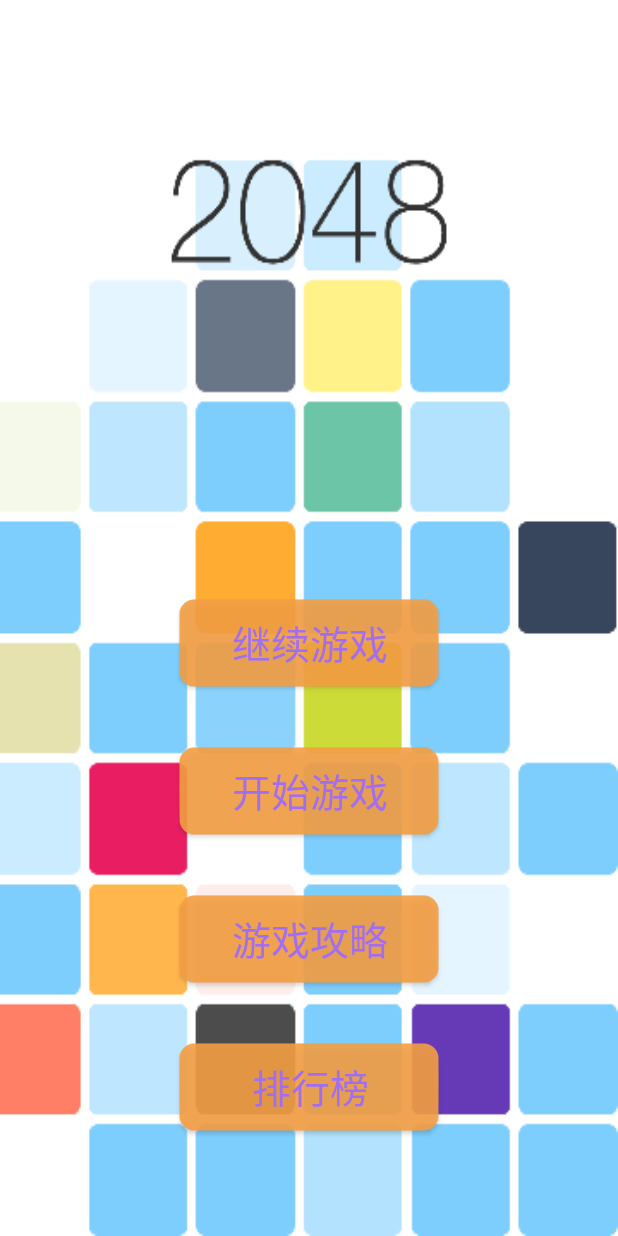
After one commit to HouJie1006/2048, an Android app: the LoginActivity screen opened directly, with no data from a screen before it, on a phone screen of 412 x 824 dp. The commit adds this screen. Run offline under Robolectric (Android 15) with nearby library versions, the phone set to English and light mode, and no system bars.

Commit message:
新增login

```diff
--- a/app/src/main/AndroidManifest.xml
+++ b/app/src/main/AndroidManifest.xml
@@ -5,15 +5,16 @@
     android:sharedUserId="com.c">
 
     <application
-        android:name="kylec.hj.g2048.app.Config"
+        android:name=".app.Config"
         android:allowBackup="false"
         android:icon="@mipmap/ic_launcher"
         android:label="@string/app_name"
         android:roundIcon="@mipmap/ic_launcher_round"
         android:theme="@style/AppTheme"
         tools:ignore="GoogleAppIndexingWarning">
+        <activity android:name=".LoginActivity"></activity>
         <activity
-            android:name="kylec.hj.g2048.SplashActivity"
+            android:name=".SplashActivity"
             android:screenOrientation="portrait"
             android:theme="@style/SplashTheme">
             <intent-filter>
@@ -23,7 +24,7 @@
             </intent-filter>
         </activity>
         <activity
-            android:name="kylec.hj.g2048.GameActivity"
+            android:name=".GameActivity"
             android:screenOrientation="portrait" />
     </application>
 
--- a/app/src/main/java/kylec/hj/g2048/GameActivity.java
+++ b/app/src/main/java/kylec/hj/g2048/GameActivity.java
@@ -186,6 +186,7 @@ public class GameActivity extends AppCompatActivity {
         }
         if (gameTime != null){
             gameTime.cancel();
+            gameTime.purge();
             gameTime = null;
         }
         super.onDestroy();
--- /dev/null
+++ b/app/src/main/java/kylec/hj/g2048/LoginActivity.java
@@ -0,0 +1,14 @@
+package kylec.hj.g2048;
+
+import androidx.appcompat.app.AppCompatActivity;
+
+import android.os.Bundle;
+
+public class LoginActivity extends AppCompatActivity {
+
+    @Override
+    protected void onCreate(Bundle savedInstanceState) {
+        super.onCreate(savedInstanceState);
+        setContentView(R.layout.activity_login);
+    }
+}
--- /dev/null
+++ b/app/src/main/res/drawable/btn_login.xml
@@ -0,0 +1,6 @@
+<?xml version="1.0" encoding="utf-8"?>
+<selector xmlns:android="http://schemas.android.com/apk/res/android">
+    <item android:state_focused="true" android:drawable="@drawable/login5" />
+    <item android:state_pressed="true" android:drawable="@drawable/login5"/>
+    <item android:drawable="@drawable/login"/>
+</selector>
--- /dev/null
+++ b/app/src/main/res/layout-v21/activity_login.xml
@@ -0,0 +1,68 @@
+<?xml version="1.0" encoding="utf-8"?>
+<RelativeLayout xmlns:android="http://schemas.android.com/apk/res/android"
+    xmlns:tools="http://schemas.android.com/tools"
+    android:orientation="vertical"
+    android:layout_width="match_parent"
+    android:layout_height="match_parent"
+    android:background="@drawable/back_login"
+    tools:context="kylec.hj.g2048.LoginActivity">
+
+    <LinearLayout
+        android:layout_width="wrap_content"
+        android:layout_height="wrap_content"
+        android:layout_alignParentBottom="true"
+        android:layout_centerInParent="true"
+        android:layout_marginBottom="50dp"
+        android:orientation="vertical">
+
+        <Button
+
+            android:id="@+id/continue_btn"
+            android:layout_width="match_parent"
+            android:layout_height="wrap_content"
+            android:layout_margin="20dp"
+            android:background="@drawable/btn_login"
+            android:gravity="center"
+            android:text="继续游戏"
+            android:textColor="@color/purple"
+            android:textSize="26sp" />
+
+        <Button
+
+            android:id="@+id/startGame"
+            android:layout_width="match_parent"
+            android:layout_height="wrap_content"
+            android:layout_margin="20dp"
+            android:background="@drawable/btn_login"
+            android:gravity="center"
+            android:text="@string/start_game"
+            android:textColor="@color/purple"
+            android:textSize="26sp" />
+
+        <Button
+
+            android:id="@+id/gameInfo"
+            android:layout_width="match_parent"
+            android:layout_height="wrap_content"
+            android:layout_margin="20dp"
+            android:background="@drawable/btn_login"
+            android:gravity="center"
+            android:text="@string/game_info"
+            android:textColor="@color/purple"
+            android:textSize="26sp" />
+
+
+        <Button
+
+            android:id="@+id/startCharts"
+            android:layout_width="match_parent"
+            android:layout_height="wrap_content"
+            android:layout_margin="20dp"
+            android:background="@drawable/btn_login"
+            android:gravity="center"
+            android:text="@string/start_charts"
+            android:textColor="@color/purple"
+            android:textSize="26sp" />
+    </LinearLayout>
+
+</RelativeLayout>
--- /dev/null
+++ b/app/src/main/res/layout/activity_login.xml
@@ -0,0 +1,68 @@
+<?xml version="1.0" encoding="utf-8"?>
+<RelativeLayout xmlns:android="http://schemas.android.com/apk/res/android"
+    xmlns:tools="http://schemas.android.com/tools"
+    android:orientation="vertical"
+    android:layout_width="match_parent"
+    android:layout_height="match_parent"
+    android:background="@drawable/back_login"
+    tools:context="kylec.hj.g2048.LoginActivity">
+
+    <LinearLayout
+        android:layout_width="wrap_content"
+        android:layout_height="wrap_content"
+        android:layout_alignParentBottom="true"
+        android:layout_centerInParent="true"
+        android:layout_marginBottom="50dp"
+        android:orientation="vertical">
+
+        <Button
+
+            android:id="@+id/continue_btn"
+            android:layout_width="match_parent"
+            android:layout_height="wrap_content"
+            android:layout_margin="20dp"
+            android:background="@drawable/btn_login"
+            android:gravity="center"
+            android:text="继续游戏"
+            android:textColor="@color/purple"
+            android:textSize="26sp" />
+
+        <Button
+
+            android:id="@+id/startGame"
+            android:layout_width="match_parent"
+            android:layout_height="wrap_content"
+            android:layout_margin="20dp"
+            android:background="@drawable/btn_login"
+            android:gravity="center"
+            android:text="@string/start_game"
+            android:textColor="@color/purple"
+            android:textSize="26sp" />
+
+        <Button
+
+            android:id="@+id/gameInfo"
+            android:layout_width="match_parent"
+            android:layout_height="wrap_content"
+            android:layout_margin="20dp"
+            android:background="@drawable/btn_login"
+            android:gravity="center"
+            android:text="@string/game_info"
+            android:textColor="@color/purple"
+            android:textSize="26sp" />
+
+
+        <Button
+
+            android:id="@+id/startCharts"
+            android:layout_width="match_parent"
+            android:layout_height="wrap_content"
+            android:layout_margin="20dp"
+            android:background="@drawable/btn_login"
+            android:gravity="center"
+            android:text="@string/start_charts"
+            android:textColor="@color/purple"
+            android:textSize="26sp" />
+    </LinearLayout>
+
+</RelativeLayout>
--- a/app/src/main/res/values/colors.xml
+++ b/app/src/main/res/values/colors.xml
@@ -20,6 +20,7 @@
     <color name="cell_1024">#3C1F68</color>
     <color name="cell_2048">#FF4081</color>
     <color name="cell_default">#515BD4</color>
+    <color name="purple">#a16ef3</color>
 
     <!-- 文字颜色(黑) 深 浅 -->
     <color name="colorTextDark">#252A34</color>
--- a/app/src/main/res/values/strings.xml
+++ b/app/src/main/res/values/strings.xml
@@ -35,4 +35,7 @@
     <string name="tv_start">开始游戏</string>
     <string name="tv_go_on">继续</string>
     <string name="tv_share">分享</string>
+    <string name="start_game">开始游戏</string>
+    <string name="start_charts">排行榜</string>
+    <string name="game_info">游戏攻略</string>
 </resources>
```
Also changed, not shown: app/src/main/res/drawable-xxhdpi/back_login.png (added), app/src/main/res/drawable-xxhdpi/login.9.png (added), app/src/main/res/drawable-xxhdpi/login5.9.png (added).
